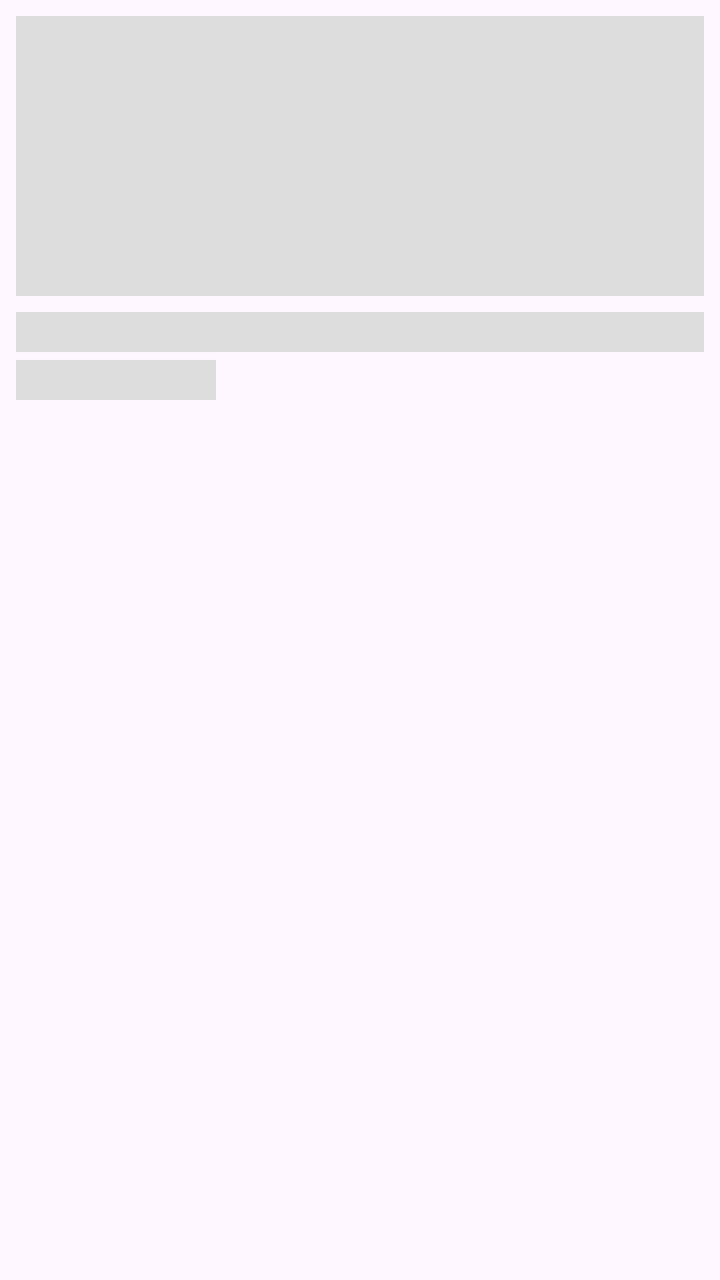
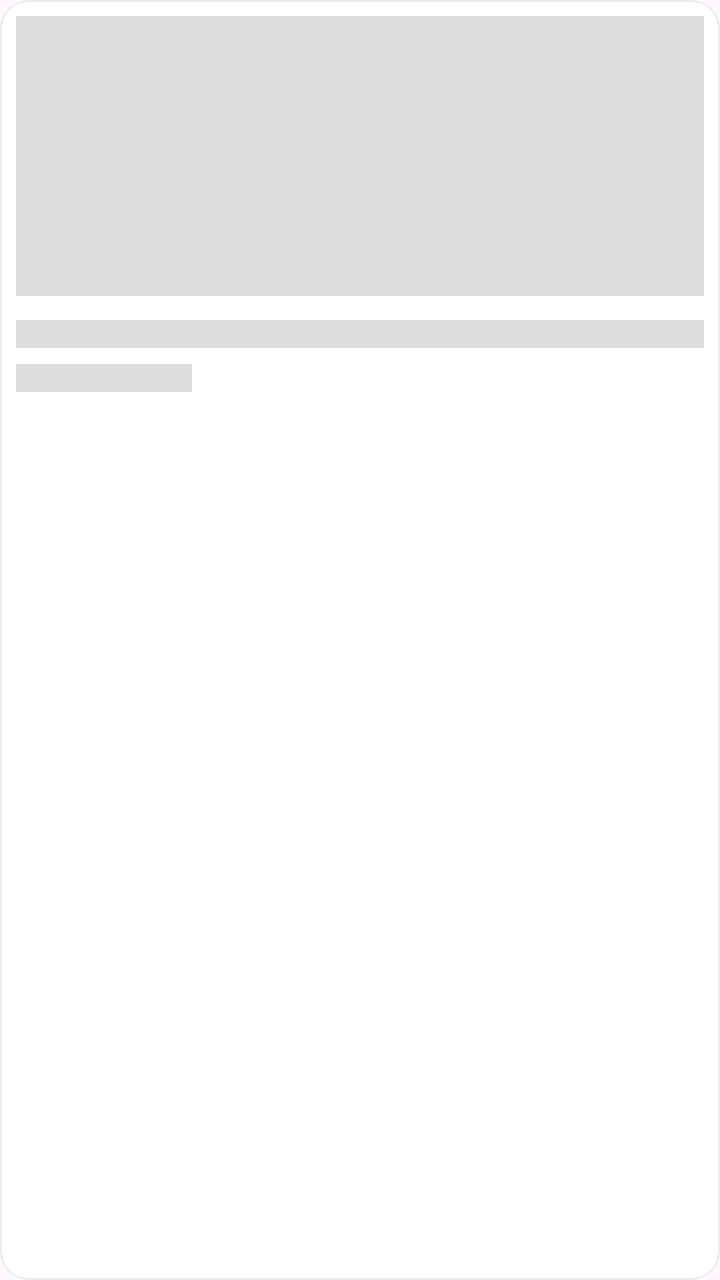

Two renders of the same Android screen: before a commit and after it. Below are the layout's source before the change and the commit's diff.
<!-- AndroidManifest.xml: application theme Theme.Gravo -->
<!-- res/layout/item_product_placeholder.xml -->
<?xml version="1.0" encoding="utf-8"?>
<LinearLayout xmlns:android="http://schemas.android.com/apk/res/android"
    android:layout_width="160dp"
    android:layout_height="wrap_content"
    android:orientation="vertical"
    android:padding="8dp">

    <View
        android:layout_width="match_parent"
        android:layout_height="140dp"
        android:background="@color/placeholder_bg" />

    <View
        android:layout_width="match_parent"
        android:layout_height="20dp"
        android:layout_marginTop="8dp"
        android:background="@color/placeholder_bg" />

    <View
        android:layout_width="100dp"
        android:layout_height="20dp"
        android:layout_marginTop="4dp"
        android:background="@color/placeholder_bg" />

</LinearLayout>
<!-- resources referenced by this layout -->
<resources>
  <color name="placeholder_bg">#DDDDDD</color>
  <style name="Theme.Gravo" parent="Base.Theme.Gravo" />
  <style name="Base.Theme.Gravo" parent="Theme.Material3.DayNight.NoActionBar">
          <item name="colorPrimary">@color/purple_theme</item>
          <item name="colorPrimaryVariant">@color/purple_dark</item>
          <item name="colorOnPrimary">@color/white</item>
  
          <item name="colorSecondary">@color/purple_theme</item>
          <item name="colorOnSecondary">@color/white</item>
  
          <item name="android:statusBarColor">@color/purple_theme</item>
          <item name="android:windowLightStatusBar">false</item>
      </style>
  <color name="purple_theme">#673AB7</color>
  <color name="purple_dark">#512DA8</color>
  <color name="white">#FFFFFFFF</color>
</resources>

<!-- the commit's change to res/layout/item_product_placeholder.xml (unified diff, before → after) -->
@@ -1,25 +1,37 @@
 <?xml version="1.0" encoding="utf-8"?>
-<LinearLayout xmlns:android="http://schemas.android.com/apk/res/android"
+<com.google.android.material.card.MaterialCardView
+    xmlns:android="http://schemas.android.com/apk/res/android"
+    xmlns:app="http://schemas.android.com/apk/res-auto"
     android:layout_width="160dp"
     android:layout_height="wrap_content"
-    android:orientation="vertical"
-    android:padding="8dp">
+    android:layout_margin="6dp"
+    app:cardBackgroundColor="@android:color/white"
+    app:cardCornerRadius="14dp"
+    app:cardElevation="0dp"
+    app:strokeColor="#E9EDF2"
+    app:strokeWidth="1dp">
 
-    <View
+    <LinearLayout
         android:layout_width="match_parent"
-        android:layout_height="140dp"
-        android:background="@color/placeholder_bg" />
+        android:layout_height="wrap_content"
+        android:orientation="vertical"
+        android:padding="8dp">
 
-    <View
-        android:layout_width="match_parent"
-        android:layout_height="20dp"
-        android:layout_marginTop="8dp"
-        android:background="@color/placeholder_bg" />
+        <View
+            android:layout_width="match_parent"
+            android:layout_height="140dp"
+            android:background="@color/placeholder_bg" />
 
-    <View
-        android:layout_width="100dp"
-        android:layout_height="20dp"
-        android:layout_marginTop="4dp"
-        android:background="@color/placeholder_bg" />
+        <View
+            android:layout_width="match_parent"
+            android:layout_height="14dp"
+            android:layout_marginTop="12dp"
+            android:background="@color/placeholder_bg" />
 
-</LinearLayout>
+        <View
+            android:layout_width="88dp"
+            android:layout_height="14dp"
+            android:layout_marginTop="8dp"
+            android:background="@color/placeholder_bg" />
+    </LinearLayout>
+</com.google.android.material.card.MaterialCardView>
